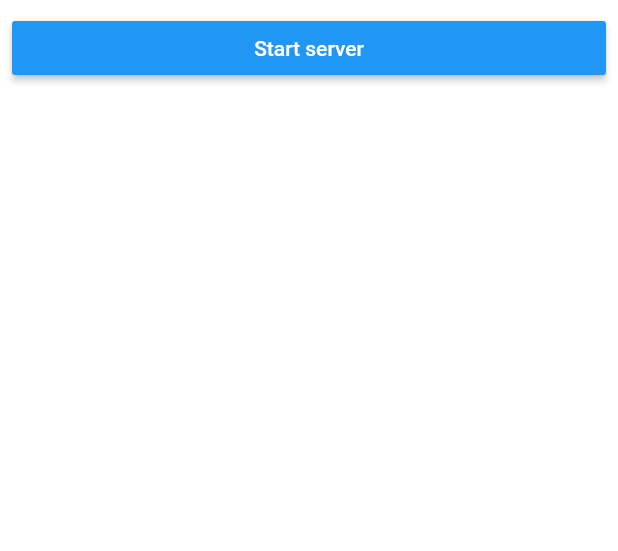
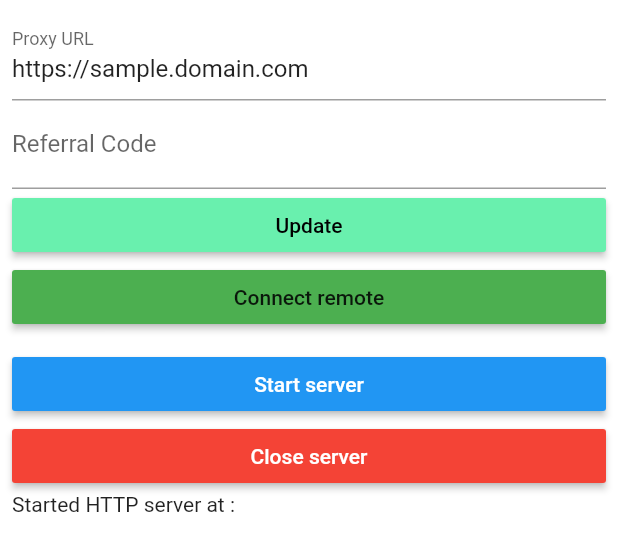
Before and after one commit to disc-o/disco_app, a Flutter app: the ServerPage widget shown alone on an empty page, opened directly, after a tap on "Start server", on a phone screen of 412 x 824 dp. Shown: the top 551 px of the screen. Run offline on Flutter 3.47's test engine with Material 2 defaults, Android fonts, the phone set to English and light mode, and no system bars; our stand-ins replace convert, dio, sqflite; missing offline and left inert: angel_framework, angel_oauth2, asn1lib, corsac_jwt, crypt, encrypt and 2 more; accounts and stored records are empty; network calls fail.

Commit message:
Move HTTPS duty to disco server.

```diff
--- a/lib/data.dart
+++ b/lib/data.dart
@@ -18,3 +18,6 @@ Map<String, dynamic> userData = {
 dynamic getUserData(String item) {
   return userData[item];
 }
+
+String proxyUrl = '';
+String referralCode = '';
--- a/lib/views/server_page.dart
+++ b/lib/views/server_page.dart
@@ -1,7 +1,14 @@
+import 'dart:io';
+
 import 'package:flutter/material.dart';
 import 'package:disco_app/web_server.dart';
+import 'package:disco_app/data.dart' as data;
+import 'package:dio/dio.dart';
 
 TextStyle get whiteTextStyle => TextStyle(color: Colors.white);
+
+var _discoServer = '127.0.0.1';
+var _discoServerPort = 3001;
 
 class ServerPage extends StatefulWidget {
   @override
@@ -11,6 +18,8 @@ class ServerPage extends StatefulWidget {
 class _ServerPageState extends State<ServerPage>
     with AutomaticKeepAliveClientMixin<ServerPage> {
   Future<AngelHttp> http;
+  final GlobalKey<FormState> _formKey = GlobalKey<FormState>();
+  static var dio = Dio();
 
   bool _displayCloseServerButton = false;
   var _serverStatusText = 'Server status here';
@@ -26,6 +35,48 @@ class _ServerPageState extends State<ServerPage>
           child: Column(
             crossAxisAlignment: CrossAxisAlignment.stretch,
             children: <Widget>[
+              Form(
+                key: _formKey,
+                child: Column(
+                  crossAxisAlignment: CrossAxisAlignment.stretch,
+                  children: <Widget>[
+                    TextFormField(
+                      initialValue: 'https://sample.domain.com',
+                      decoration: InputDecoration(labelText: 'Proxy URL'),
+                      onSaved: (t) {
+                        data.proxyUrl = t;
+                      },
+                    ),
+                    TextFormField(
+                      decoration: InputDecoration(labelText: 'Referral Code'),
+                      onSaved: (t) {
+                        data.referralCode = t;
+                      },
+                    ),
+                    MaterialButton(
+                      child: Text(
+                        'Update',
+                        style: TextStyle(color: Colors.black),
+                      ),
+                      onPressed: () async {
+                        _formKey.currentState.save();
+                      },
+                      color: Colors.greenAccent,
+                    ),
+                  ],
+                ),
+              ),
+              MaterialButton(
+                color: Colors.green,
+                child: Text('Connect remote'),
+                onPressed: () async {
+                  var resp = await dio.get('http://127.0.0.1:3001');
+                  print(resp.data);
+                },
+              ),
+              Padding(
+                padding: const EdgeInsets.only(top: 10.0),
+              ),
               MaterialButton(
                 color: Theme.of(context).accentColor,
                 child: Text(
--- a/lib/web_server.dart
+++ b/lib/web_server.dart
@@ -82,31 +82,41 @@ Future<AngelHttp> startWebServer(BuildContext context,
   var _rgxBearer = RegExp(r'^[Bb]earer');
   AngelHttp http;
 
-  // try to start the https server
-  try {
-    /// loading asssets into app documents folder
-    var certFilename = 'cert.pem';
-    var keyFilename = 'key.pem';
-    Directory dir = await getApplicationDocumentsDirectory();
-    var certificateChainPath = join(dir.path, certFilename);
-    var serverKeyPath = join(dir.path, keyFilename);
-    ByteData certData = await rootBundle.load('assets/cert.pem');
-    ByteData keyData = await rootBundle.load('assets/key.pem');
-    List<int> certBytes = certData.buffer
-        .asUint8List(certData.offsetInBytes, certData.lengthInBytes);
-    List<int> keyBytes = keyData.buffer
-        .asUint8List(keyData.offsetInBytes, keyData.lengthInBytes);
-    await File(certificateChainPath).writeAsBytes(certBytes);
-    await File(serverKeyPath).writeAsBytes(keyBytes);
+  // // try to start the https server
+  // try {
+  //   /// loading asssets into app documents folder
+  //   var certFilename = 'cert.pem';
+  //   var keyFilename = 'key.pem';
+  //   Directory dir = await getApplicationDocumentsDirectory();
+  //   var certificateChainPath = join(dir.path, certFilename);
+  //   var serverKeyPath = join(dir.path, keyFilename);
+  //   ByteData certData = await rootBundle.load('assets/cert.pem');
+  //   ByteData keyData = await rootBundle.load('assets/key.pem');
+  //   List<int> certBytes = certData.buffer
+  //       .asUint8List(certData.offsetInBytes, certData.lengthInBytes);
+  //   List<int> keyBytes = keyData.buffer
+  //       .asUint8List(keyData.offsetInBytes, keyData.lengthInBytes);
+  //   await File(certificateChainPath).writeAsBytes(certBytes);
+  //   await File(serverKeyPath).writeAsBytes(keyBytes);
 
-    /// start the https server
-    http = AngelHttp.secure(app, certificateChainPath, serverKeyPath,
-        password: 'password');
-    await http.startServer('localhost', 3000);
-    print('Started HTTP server at ${http.server.address}:${http.server.port}');
-  } catch (e) {
-    print(e);
-  }
+  //   /// start the https server
+  //   http = AngelHttp.secure(app, certificateChainPath, serverKeyPath,
+  //       password: 'password');
+  //   await http.startServer('localhost', 3000);
+  //   print('Started HTTP server at ${http.server.address}:${http.server.port}');
+  // } catch (e) {
+  //   print(e);
+  // }
+
+  /// Then I realized that unsigned certificate might be a headache.
+  /// Since we're going to use a server to do some LAN penertration anyways,
+  /// how about we simply create HTTPS connection with that middle server,
+  /// so that things are easier... network activity happening within the device
+  /// doesn't need to be encrypted if the system itself is well-designed...
+  /// So use this service instead: https://localtunnel.github.io/www/
+  http = AngelHttp(app);
+  await http.startServer('localhost', 3000);
+  print('Started HTTP server at ${http.server.address}:${http.server.port}');
 
   FutureOr<bool> invokeUserToIssueKeyB(Map<String, dynamic> tokenRecord) async {
     // Get information about the token, pop up confirmation window, request for consent, return the requested data
--- a/pubspec.yaml
+++ b/pubspec.yaml
@@ -32,6 +32,7 @@ dependencies:
   flutter_dotenv: ^2.0.1
   groovin_widgets: ^1.4.2
   corsac_jwt: ^0.1.2
+  dio: ^2.1.3
 
   # The following adds the Cupertino Icons font to your application.
   # Use with the CupertinoIcons class for iOS style icons.
```
Also changed, not shown: pubspec.lock.
